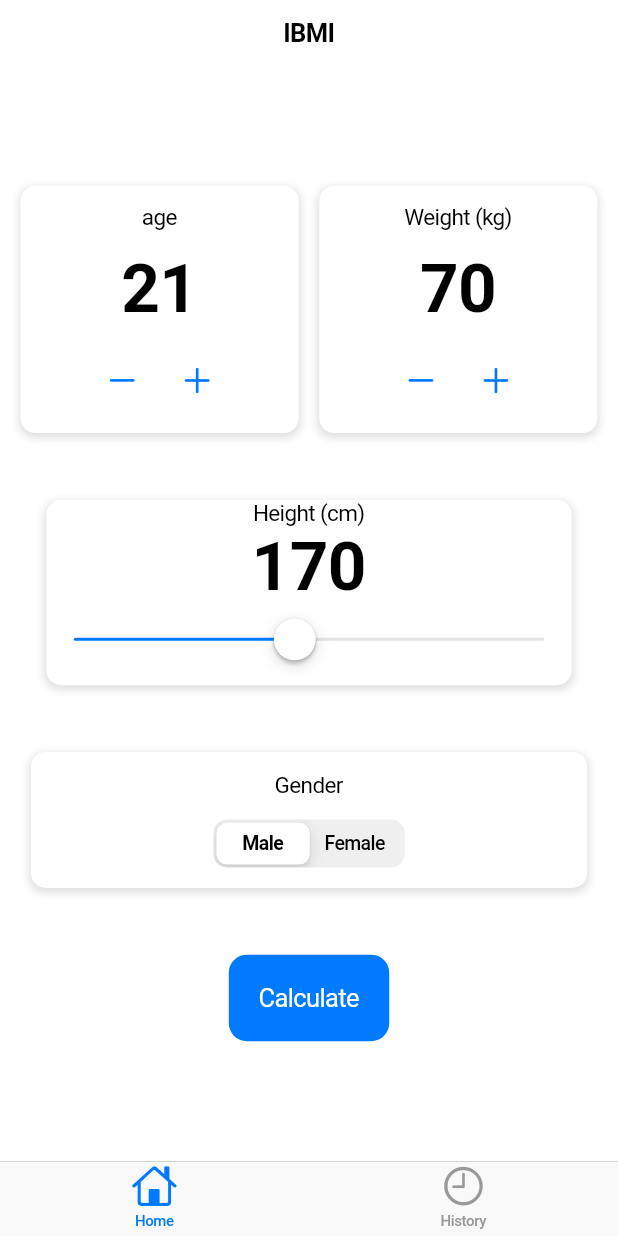
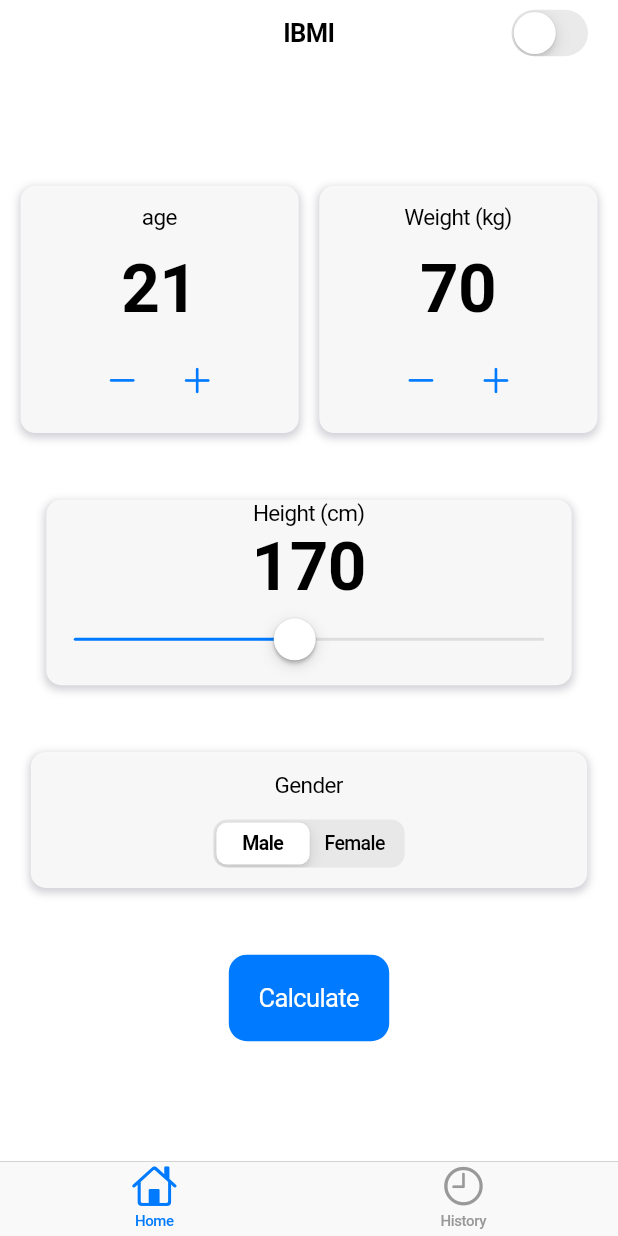
Before and after one commit to DzikriNWP/IBMI-APP, a Flutter app: the screen it shows after launch, on a phone screen of 412 x 824 dp. Run offline on Flutter 3.47's test engine with Material 3 defaults, Android fonts, the phone set to English and light mode, and no system bars; our stand-ins replace shared_preferences.

Commit message:
Implement theme management in MainPage and update InfoCard to use adaptive colors

```diff
--- a/lib/pages/main_page.dart
+++ b/lib/pages/main_page.dart
@@ -1,6 +1,8 @@
 import 'package:flutter/cupertino.dart';
 import 'package:ibmi/pages/bmi_page.dart';
 import 'package:ibmi/pages/history_page.dart';
+import 'package:ibmi/theme_provider.dart';
+import 'package:provider/provider.dart';
 
 class MainPage extends StatefulWidget {
   @override
@@ -17,6 +19,9 @@ class _MainPageState extends State<MainPage> {
 
   @override
   Widget build(BuildContext context) {
+    // Ambil instance dari ThemeProvider
+    final themeProvider = Provider.of<ThemeProvider>(context);
+
     return CupertinoTabScaffold(
       tabBar: CupertinoTabBar(
         items: const [
@@ -34,8 +39,18 @@ class _MainPageState extends State<MainPage> {
         return CupertinoTabView(
           builder: (context) {
             return CupertinoPageScaffold(
-              navigationBar: const CupertinoNavigationBar(
+              navigationBar: CupertinoNavigationBar(
                 middle: Text('IBMI'),
+                // Tambahkan switch di sini
+                trailing: CupertinoSwitch(
+                  value: themeProvider.isDarkMode,
+                  onChanged: (value) {
+                    // Panggil method untuk mengubah tema, listen: false
+                    final provider =
+                        Provider.of<ThemeProvider>(context, listen: false);
+                    provider.toggleTheme(value);
+                  },
+                ),
               ),
               child: SafeArea(child: _tabs[index]),
             );
--- a/lib/widgets/info_card.dart
+++ b/lib/widgets/info_card.dart
@@ -14,13 +14,18 @@ class InfoCard extends StatelessWidget {
 
   @override
   Widget build(BuildContext context) {
+    // Ambil tema saat ini
+    final theme = CupertinoTheme.of(context);
+
     return Container(
       decoration: BoxDecoration(
-        color: Colors.white,
+        // Ganti Colors.white menjadi warna dari tema
+        color: theme.barBackgroundColor,
         borderRadius: BorderRadius.circular(10),
         boxShadow: const [
           BoxShadow(
-            color: Colors.black12,
+            // Ganti Colors.black12 agar lebih adaptif
+            color: CupertinoColors.systemGrey4,
             offset: Offset(0, 2),
             blurRadius: 4,
             spreadRadius: 1,
```
